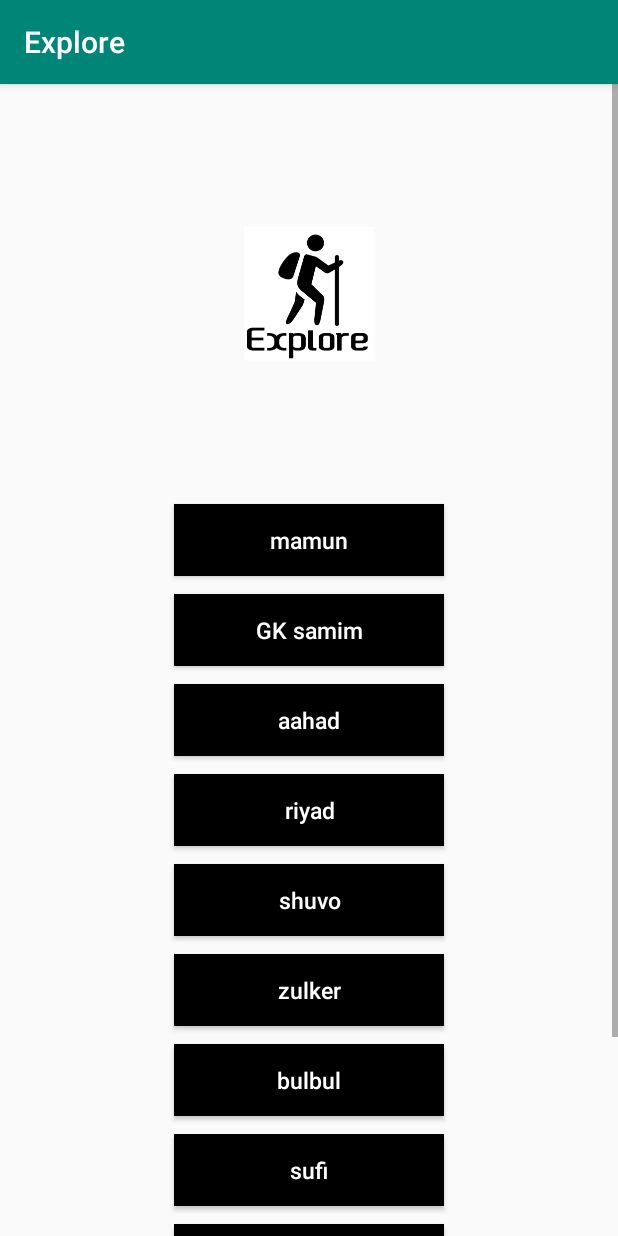
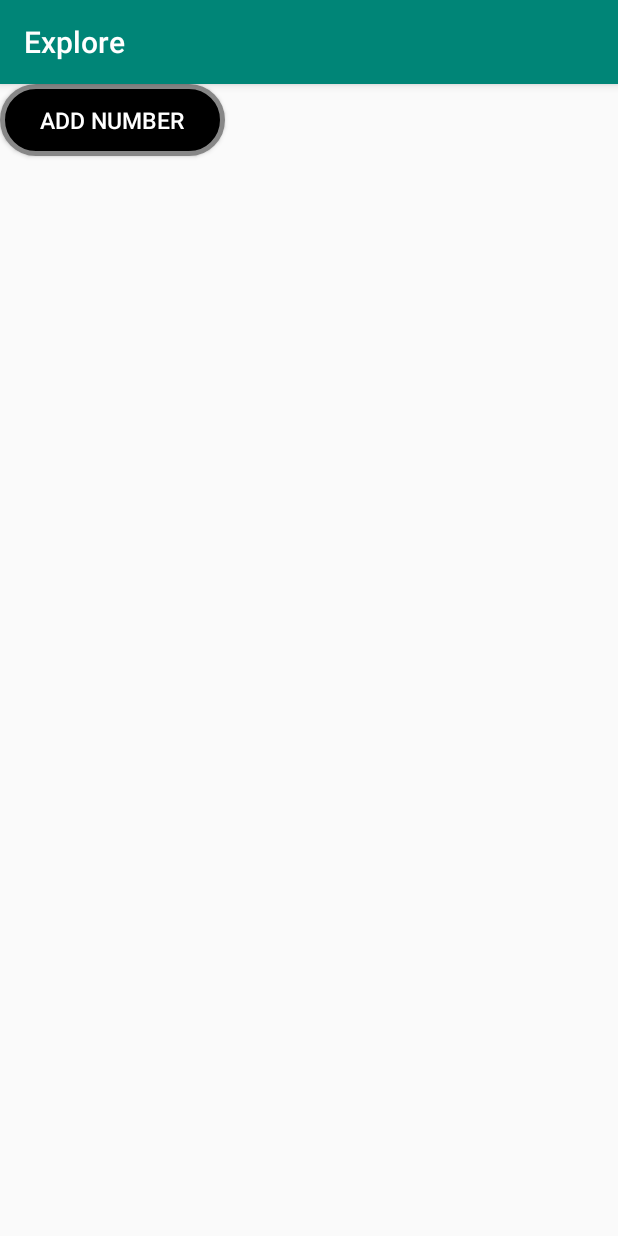
Before and after one commit to mehedihasanriyad-045/Explore, an Android app: the ContactList screen opened directly, with no data from a screen before it, on a phone screen of 412 x 824 dp. Run offline under Robolectric (Android 15) with nearby library versions, the phone set to English and light mode, and no system bars; our stand-ins replace Firebase (no records; nobody signed in at launch, a user with empty details on screens opened directly).

Commit message:
Find helpful information part are updated with list view.

```diff
--- a/app/src/main/AndroidManifest.xml
+++ b/app/src/main/AndroidManifest.xml
@@ -18,14 +18,14 @@
         android:roundIcon="@mipmap/ic_launcher_round"
         android:supportsRtl="true"
         android:theme="@style/AppTheme">
-        <activity android:name=".ReviewDetails"></activity>
+        <activity android:name=".AddContact"></activity>
+        <activity android:name=".ReviewDetails" />
         <activity android:name=".AddPlaces" />
         <activity android:name=".Profile" />
         <activity android:name=".ForgetPassword" />
         <activity android:name=".SignUp" />
         <activity android:name=".LogIn" />
         <activity android:name=".WriteReview" />
-        <activity android:name=".Lalbagh" />
         <activity android:name=".CreatePlan" />
         <activity android:name=".CreatePlanDetails" />
         <activity android:name=".Review" />
@@ -34,7 +34,6 @@
         <activity android:name=".Dhaka" />
         <activity android:name=".ContactList" />
         <activity android:name=".MainActivity">
-
             <intent-filter>
                 <action android:name="android.intent.action.MAIN" />
 
--- a/app/src/main/java/com/example/myapplication/ContactList.java
+++ b/app/src/main/java/com/example/myapplication/ContactList.java
@@ -1,5 +1,6 @@
 package com.example.myapplication;
 
+import androidx.annotation.NonNull;
 import androidx.appcompat.app.AppCompatActivity;
 
 import android.content.Intent;
@@ -7,23 +8,67 @@ import android.net.Uri;
 import android.os.Bundle;
 import android.view.View;
 import android.widget.Button;
+import android.widget.ListView;
+
+import com.google.firebase.database.DataSnapshot;
+import com.google.firebase.database.DatabaseError;
+import com.google.firebase.database.DatabaseReference;
+import com.google.firebase.database.FirebaseDatabase;
+import com.google.firebase.database.ValueEventListener;
+
+import java.util.ArrayList;
+import java.util.List;
 
 public class ContactList extends AppCompatActivity {
-    Button bt;
-    String number = "[01521252662]";
-
+    Button addContacts;
+    private ListView listView;
+    DatabaseReference databaseReference;
+    private List<contacts>contactsList;
+    private contactAdapter contactAdapter;
     @Override
     protected void onCreate(Bundle savedInstanceState) {
         super.onCreate(savedInstanceState);
         setContentView(R.layout.activity_contact_list);
 
-        bt= findViewById(R.id.bt_number);
-        bt.setOnClickListener(new View.OnClickListener() {
+        listView = findViewById(R.id.contactview);
+        databaseReference = FirebaseDatabase.getInstance().getReference("Contacts");
+
+        contactsList = new ArrayList<>();
+
+        contactAdapter = new contactAdapter(ContactList.this,contactsList);
+
+        addContacts= findViewById(R.id.addContacts);
+        addContacts.setOnClickListener(new View.OnClickListener() {
             @Override
             public void onClick(View view) {
-                Intent intent= new Intent(Intent.ACTION_DIAL, Uri.parse("tel:" + number));
+                Intent intent = new Intent(getApplicationContext(),AddContact.class);
                 startActivity(intent);
             }
         });
     }
+
+    @Override
+    protected void onStart() {
+        databaseReference.addValueEventListener(new ValueEventListener() {
+            @Override
+            public void onDataChange(@NonNull DataSnapshot dataSnapshot) {
+
+                contactsList.clear();
+                for(DataSnapshot dataSnapshot2 : dataSnapshot.getChildren())
+                {
+                    contacts fontacts = dataSnapshot2.getValue(contacts.class);
+                    contactsList.add(fontacts);
+                }
+
+                listView.setAdapter(contactAdapter);
+            }
+
+            @Override
+            public void onCancelled(@NonNull DatabaseError databaseError) {
+
+            }
+        });
+
+        super.onStart();
+    }
 }
--- /dev/null
+++ b/app/src/main/java/com/example/myapplication/contactAdapter.java
@@ -0,0 +1,45 @@
+package com.example.myapplication;
+
+import android.app.Activity;
+import android.content.Context;
+import android.view.LayoutInflater;
+import android.view.View;
+import android.view.ViewGroup;
+import android.widget.ArrayAdapter;
+import android.widget.ListView;
+import android.widget.TextView;
+
+import androidx.annotation.NonNull;
+import androidx.annotation.Nullable;
+
+import java.util.List;
+
+public class contactAdapter extends ArrayAdapter<contacts> {
+
+    private Activity context;
+    private List<contacts> contactsList;
+    private TextView name,phone;
+
+    public contactAdapter(Activity context, List<contacts> contactsList) {
+        super(context, R.layout.contact_list, contactsList);
+        this.context = context;
+        this.contactsList = contactsList;
+    }
+
+    @NonNull
+    @Override
+    public View getView(int position, View convertView, @NonNull ViewGroup parent) {
+
+        LayoutInflater layoutInflater = context.getLayoutInflater();
+        View view = layoutInflater.inflate(R.layout.contact_list,null, true);
+
+        contacts fontacts = contactsList.get(position);
+        name = view.findViewById(R.id.conName);
+        phone = view.findViewById(R.id.conNumber);
+
+        name.setText("Name: "+fontacts.getName());
+        phone.setText("Phone Number: "+fontacts.getPhone());
+
+        return view;
+    }
+}
--- a/app/src/main/res/layout/activity_contact_list.xml
+++ b/app/src/main/res/layout/activity_contact_list.xml
@@ -4,158 +4,26 @@
     xmlns:tools="http://schemas.android.com/tools"
     android:layout_width="match_parent"
     android:layout_height="match_parent"
-    android:orientation="horizontal"
-    tools:context=".ContactList"
-    >
+    android:orientation="vertical"
+    tools:context=".ContactList">
 
+    <ListView
+        android:id="@+id/contactview"
+        android:layout_width="match_parent"
+        android:layout_height="wrap_content"
+        android:divider="#000000"
+        android:dividerHeight="2dp">
 
-
-
-
-    <ScrollView
-        android:layout_width="match_parent"
-        android:layout_height="match_parent">
-
-        <LinearLayout
-            android:layout_width="match_parent"
-            android:layout_height="match_parent"
-            android:orientation="vertical"
-            android:gravity="center">
-
-
-            <ImageView
-                android:layout_weight="2"
-                android:layout_width="120dp"
-                android:layout_height="100dp"
-                android:src="@drawable/icon"
-                android:layout_gravity="center"
-                android:padding="5sp"
-                android:layout_margin="90dp"/>
+    </ListView>
 
 
     <Button
-                android:id="@+id/bt_number"
-                android:layout_width="180dp"
+        android:layout_width="150dp"
         android:layout_height="wrap_content"
-                android:text="mamun"
-                android:textSize="15sp"
-                android:textColor="#FFFFFF"
-                android:background="#000000"
-                android:textAllCaps="false"/>
-
-            <Button
-                android:layout_width="180dp"
-                android:layout_height="wrap_content"
-                android:layout_marginTop="12dp"
+        android:text="Add Number"
         android:gravity="center"
         android:textSize="15sp"
-                android:text="GK samim"
-                android:background="#000000"
-                android:textColor="#FFFFFF"
-                android:textAllCaps="false"/>
-
-            <Button
-                android:layout_width="180dp"
-                android:layout_height="wrap_content"
-                android:layout_marginTop="12dp"
-                android:textSize="15sp"
-                android:text="aahad"
-                android:background="#000000"
-                android:textColor="#FFFFFF"
-                android:textAllCaps="false"/>
-
-            <Button
-                android:layout_width="180dp"
-                android:layout_height="wrap_content"
-                android:layout_marginTop="12dp"
-                android:textSize="15sp"
-                android:text="riyad"
-                android:background="#000000"
-                android:textColor="#FFFFFF"
-                android:textAllCaps="false"/>
-
-            <Button
-                android:layout_width="180dp"
-                android:layout_height="wrap_content"
-                android:layout_marginTop="12dp"
-                android:textSize="15sp"
-                android:text="shuvo"
-                android:background="#000000"
-                android:textColor="#FFFFFF"
-                android:textAllCaps="false"/>
-
-            <Button
-                android:layout_width="180dp"
-                android:layout_height="wrap_content"
-                android:layout_marginTop="12dp"
-                android:textSize="15sp"
-                android:text="zulker"
-                android:background="#000000"
-                android:textColor="#FFFFFF"
-                android:textAllCaps="false"/>
-
-            <Button
-                android:layout_width="180dp"
-                android:layout_height="wrap_content"
-                android:layout_marginTop="12dp"
-                android:textSize="15sp"
-                android:text="bulbul"
-                android:background="#000000"
-                android:textColor="#FFFFFF"
-                android:textAllCaps="false"/>
-
-            <Button
-                android:layout_width="180dp"
-                android:layout_height="wrap_content"
-                android:layout_marginTop="12dp"
-                android:textSize="15sp"
-                android:text="sufi"
-                android:background="#000000"
-                android:textColor="#FFFFFF"
-                android:textAllCaps="false"/>
-
-            <Button
-                android:layout_width="180dp"
-                android:layout_height="wrap_content"
-                android:layout_marginTop="12dp"
-                android:textSize="15sp"
-                android:text="ifti"
-                android:background="#000000"
-                android:textColor="#FFFFFF"
-                android:textAllCaps="false"/>
-
-            <Button
-                android:layout_width="180dp"
-                android:layout_height="wrap_content"
-                android:layout_marginTop="12dp"
-                android:textSize="15sp"
-                android:text="borhan"
-                android:background="#000000"
-                android:textColor="#FFFFFF"
-                android:textAllCaps="false"/>
-
-            <Button
-                android:layout_width="180dp"
-                android:layout_height="wrap_content"
-                android:layout_marginTop="12dp"
-                android:textSize="15sp"
-                android:text="ami"
-                android:background="#000000"
-                android:textColor="#FFFFFF"
-                android:textAllCaps="false"/>
-
+        android:background="@drawable/buttonshape"
+        android:id="@+id/addContacts"
+        android:textColor="#FFFFFF"/>
 </LinearLayout>
-
-    </ScrollView>
-
-
-
-
-
-
-
-
-
-
-
-</LinearLayout>
```
Also changed, not shown: app/src/main/java/com/example/myapplication/AddContact.java (added, +73 -0 lines), app/src/main/java/com/example/myapplication/Lalbagh.java (deleted, +0 -27 lines), app/src/main/java/com/example/myapplication/contacts.java (added, +30 -0 lines), app/src/main/res/drawable/ic_name.xml (added, +9 -0 lines), app/src/main/res/layout/activity_add_contact.xml (added, +64 -0 lines), app/src/main/res/layout/activity_lalbagh.xml (deleted, +0 -13 lines), app/src/main/res/layout/contact_list.xml (added, +28 -0 lines), 1 other file. Lines whose indentation alone changed are shown as unchanged.
